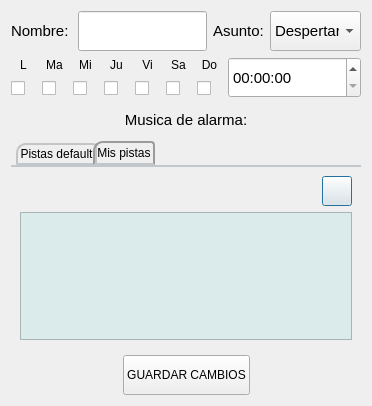
Qt form GUI/CUERPO/DISENO/ALARMA/itemAlarmaEdit_dise.ui (ronihdzz/IoT_domotica) before a commit.
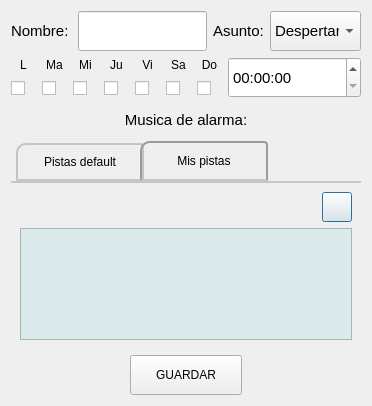
The same form after that commit. Icons and pictures are not drawn.

```diff
--- a/GUI/CUERPO/DISENO/ALARMA/itemAlarmaEdit_dise.ui
+++ b/GUI/CUERPO/DISENO/ALARMA/itemAlarmaEdit_dise.ui
@@ -695,8 +695,8 @@
 
     border-top-left-radius: 10px; /*curvatura de los cuadros de seleccion*/
     border-top-right-radius: 4px; /*curvatura de los cuadros de seleccion*/
-    min-width: 30ex; /*ancho de cada casila*/
-	min-height:5ex;/*alto de cada casilla*/
+    min-width: 120px; /*ancho de cada casila*/
+	min-height:30px;/*alto de cada casilla*/
     padding: 2px;
    font: 12pt &quot;MS Shell Dlg 2&quot;;
 }
@@ -897,7 +897,7 @@
         </size>
        </property>
        <property name="text">
-        <string>GUARDAR CAMBIOS</string>
+        <string>GUARDAR</string>
        </property>
       </widget>
      </item>
```
